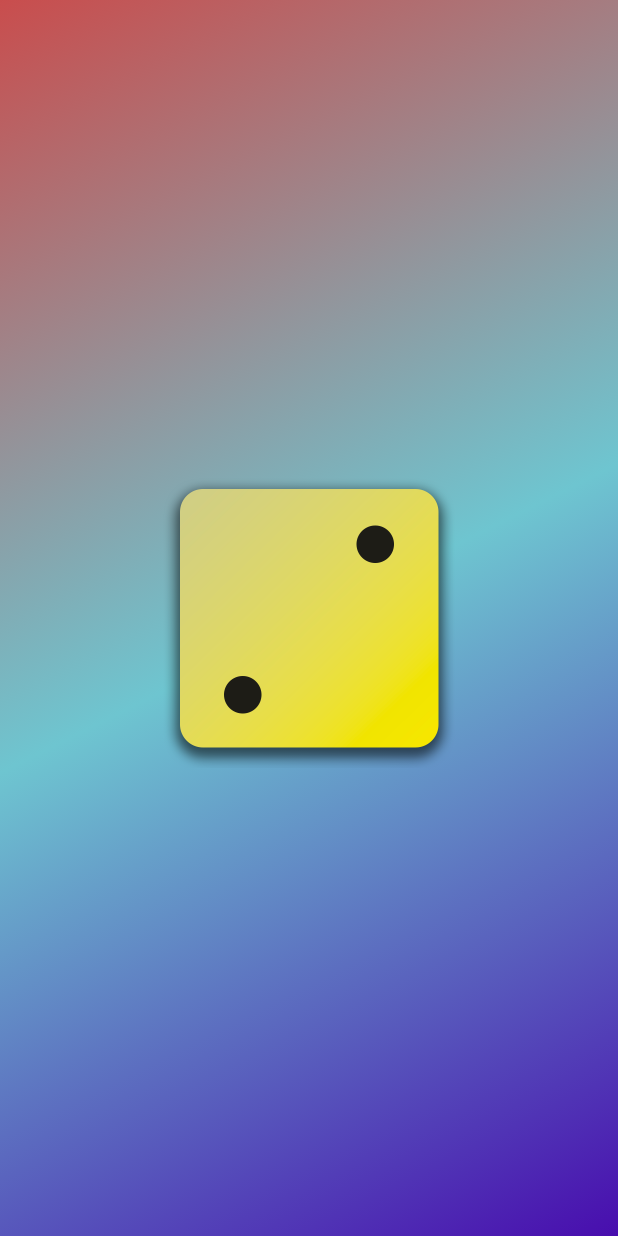
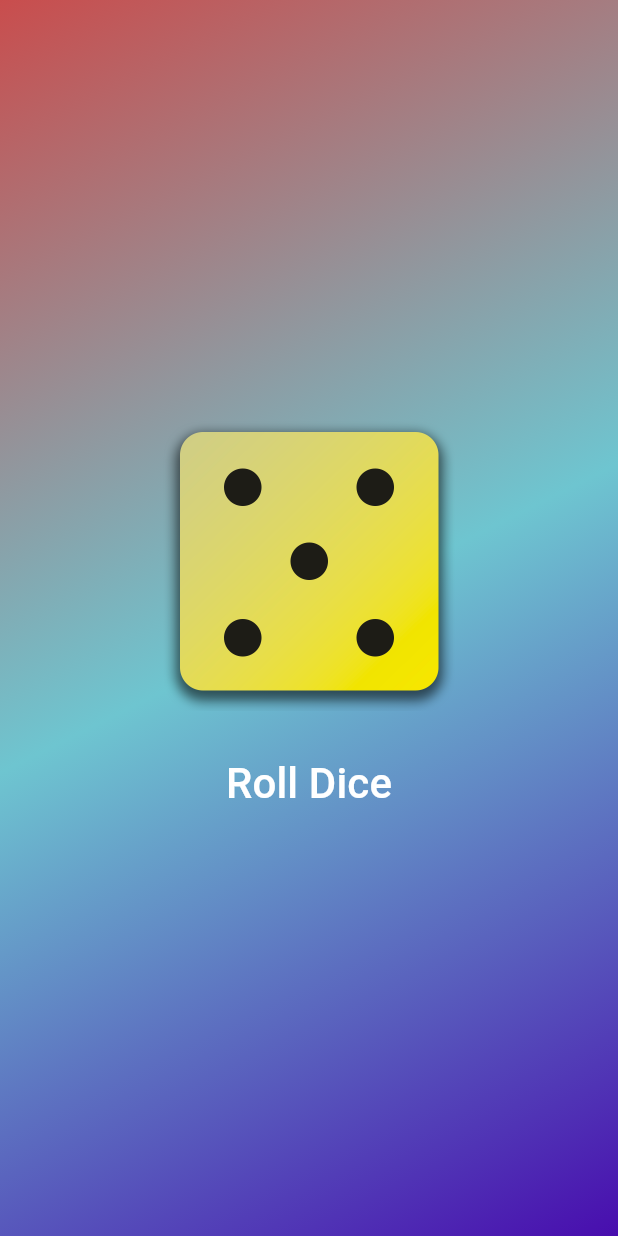
Before and after one commit to obothlale-flutter-org/first_app, a Flutter app: the screen it shows after launch, on a phone screen of 412 x 824 dp. Run offline on Flutter 3.47's test engine with Material 3 defaults, Android fonts, the phone set to English and light mode, and no system bars.

Commit message:
make roll dice work

```diff
--- /dev/null
+++ b/lib/dice_roller.dart
@@ -0,0 +1,50 @@
+import 'dart:math';
+import 'package:flutter/material.dart';
+import 'package:first_app/styled_text.dart';
+
+final Random randomizer = Random();
+
+class DiceRoller extends StatefulWidget {
+  const DiceRoller({super.key});
+
+  @override
+  State<DiceRoller> createState() {
+    return _DiceRollerState();
+  }
+}
+
+class _DiceRollerState extends State<DiceRoller> {
+  var diceNumber = randomizer.nextInt(6) + 1;
+
+  void rollDice() {
+    setState(() {
+      diceNumber = randomizer.nextInt(6) + 1;
+    });
+  }
+
+  @override
+  Widget build(context) {
+    return Center(
+        child: Column(
+      mainAxisSize: MainAxisSize.min,
+      children: [
+        Image.asset(
+          'assets/images/dice-$diceNumber.png',
+          width: 200,
+        ), // image has a constructor function called asset for convenience instead of providing and provider to Image class
+        const SizedBox(
+          height: 20,
+        ), // alternative to adding space between image and button
+        TextButton(
+            onPressed: rollDice,
+            style: TextButton.styleFrom(
+                // padding: const EdgeInsets.only(
+                //   top: 20,
+                // ), // adding space between image and button, but this deforms the buttons size - adding SizedBox would be better to add space between widgets
+                foregroundColor: Colors
+                    .red), // the foregroundColor gives an effect only onPressed (when the botton is pressed)
+            child: const StyledText("Roll Dice"))
+      ],
+    ));
+  }
+}
--- a/lib/gradient_container.dart
+++ b/lib/gradient_container.dart
@@ -1,5 +1,5 @@
 import 'package:flutter/material.dart';
-// import 'package:first_app/styled_text.dart'; //unused import
+import 'package:first_app/dice_roller.dart';
 
 var startAlignment = Alignment.topLeft;
 var endAlignment = Alignment.bottomRight;
@@ -26,12 +26,6 @@ class GradientContainer extends StatelessWidget {
               begin: startAlignment,
               end: endAlignment),
         ),
-      child: Center(
-        child: Image.asset(
-          'assets/images/dice-2.png',
-          width: 200,
-        ), // image has a constructor function called asset for convenience instead of providing and provider to Image class
-      ),
-    );
+        child: const DiceRoller());
   }
 }
```
Lines whose indentation alone changed are shown as unchanged.
